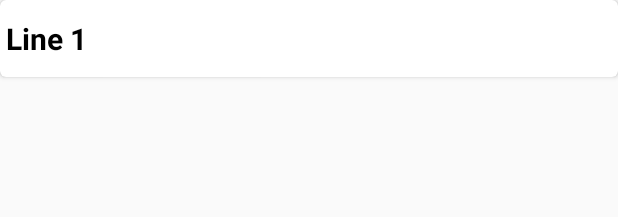
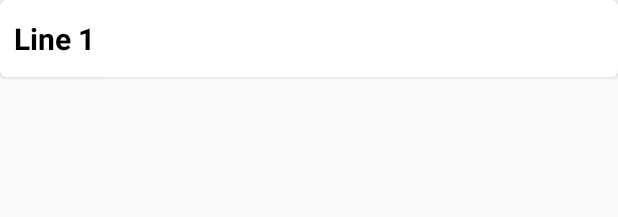
Before and after one commit to djacobss/reseplanerare_lab_c, an Android app: the layout example_item.xml on its own in the app's theme, with its tools: preview values and no code run, on a phone screen of 412 x 824 dp. Shown: the top 217 px of the screen. Run offline under Robolectric (Android 15) with nearby library versions, the phone set to English and light mode, and no system bars.

Commit message:
lade till sökitem

```diff
--- /dev/null
+++ b/app/src/main/res/drawable/search_item_border.xml
@@ -0,0 +1,9 @@
+<?xml version="1.0" encoding="utf-8"?>
+<shape xmlns:android="http://schemas.android.com/apk/res/android">
+    <shape xmlns:android="http://schemas.android.com/apk/res/android">
+        <solid android:color="#BECCEF"/>
+        <stroke android:width="5dp" android:color="#272B34"/>
+        <corners android:radius="15dp"/>
+        <padding android:left="0dp" android:top="0dp" android:right="0dp" android:bottom="0dp"/>
+    </shape>
+</shape>
--- a/app/src/main/res/layout/billboard_item.xml
+++ b/app/src/main/res/layout/billboard_item.xml
@@ -16,7 +16,7 @@
             android:layout_width="wrap_content"
             android:layout_height="wrap_content"
             android:text="Station"
-            android:textColor="@color/black"
+            android:textColor="@android:color/black"
             android:textStyle="bold"
             android:paddingLeft="20dp"
             android:layout_weight="0.6"
@@ -29,7 +29,7 @@
             android:layout_weight="0.2"
             android:background="@drawable/line_border_red"
             android:text="611"
-            android:textColor="@color/white"
+            android:textColor="@android:color/white"
             android:textStyle="bold"
             android:textAlignment="center"
             android:textSize="18sp"/>
@@ -42,7 +42,7 @@
             android:paddingLeft="5dp"
             android:layout_weight="0.2"
             android:textSize="20sp"
-            android:textColor="@color/black"
+            android:textColor="@android:color/black"
             android:textStyle="bold"/>
 
 
--- a/app/src/main/res/layout/example_item.xml
+++ b/app/src/main/res/layout/example_item.xml
@@ -4,7 +4,7 @@
     android:layout_width="match_parent"
     android:layout_height="wrap_content"
     app:cardCornerRadius="4dp"
-    android:background="@drawable/billboard_border">
+    android:background="@drawable/search_item_border">
 
     <androidx.constraintlayout.widget.ConstraintLayout
         android:layout_width="match_parent"
@@ -12,7 +12,7 @@
         android:layout_margin="4dp">
 
         <TextView
-            android:id="@+id/realTimeSearchCardViewText1"
+            android:id="@+id/realTimeSearchCardViewText"
             android:layout_width="wrap_content"
             android:layout_height="wrap_content"
             android:text="Line 1"
@@ -21,6 +21,7 @@
             android:textStyle="bold"
             android:paddingTop="8dp"
             android:paddingBottom="8dp"
+            android:paddingLeft="5dp"
             app:layout_constraintStart_toStartOf="parent"
             app:layout_constraintTop_toTopOf="parent"
             app:layout_constraintBottom_toBottomOf="parent"/>
--- a/app/src/main/res/layout/fragment_real_time_search.xml
+++ b/app/src/main/res/layout/fragment_real_time_search.xml
@@ -10,7 +10,7 @@
         android:id="@+id/realTimeSearchRecyclerView"
         android:layout_width="match_parent"
         android:layout_height="match_parent"
-        android:background="@android:color/darker_gray"
+        android:background="#071F4B"
         android:padding="4dp"
         android:scrollbars="vertical"
         app:layout_constraintBottom_toBottomOf="parent"
```
Also changed, not shown: app/src/main/java/com/example/labcdrawer/RealTimeSearchFragment.java (+7 -0 lines), app/src/main/java/com/example/labcdrawer/RecycleSearchAdapter.java (added, +49 -0 lines), app/src/main/java/com/example/labcdrawer/SearchRecyclerItem.java (added, +14 -0 lines).
